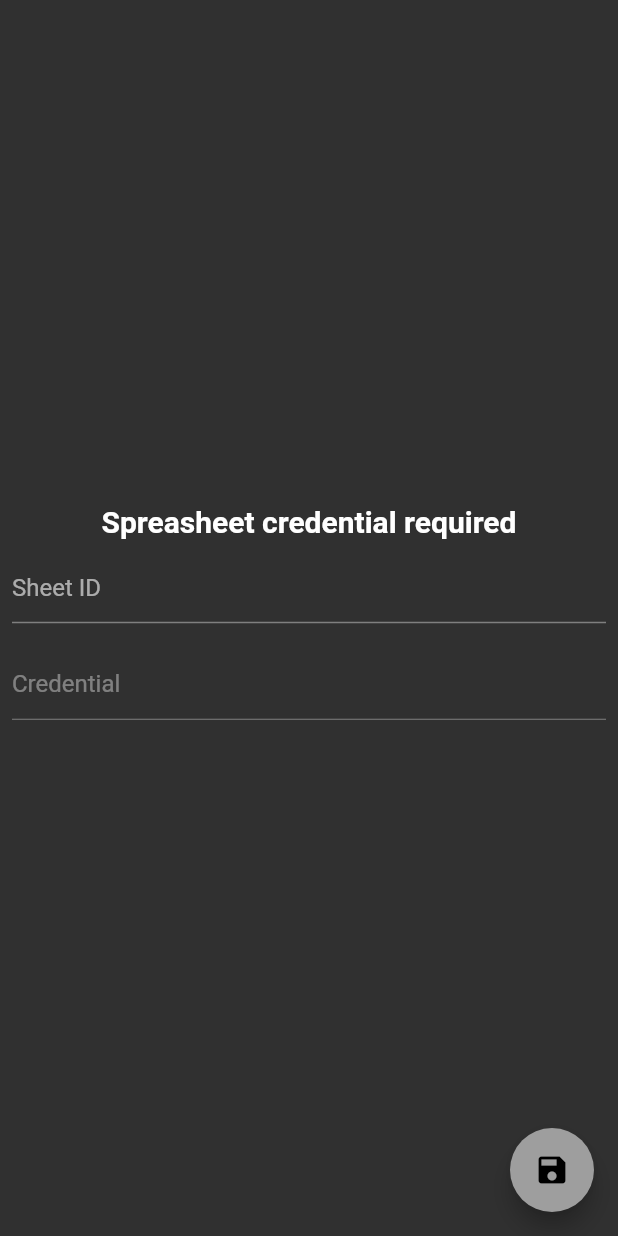
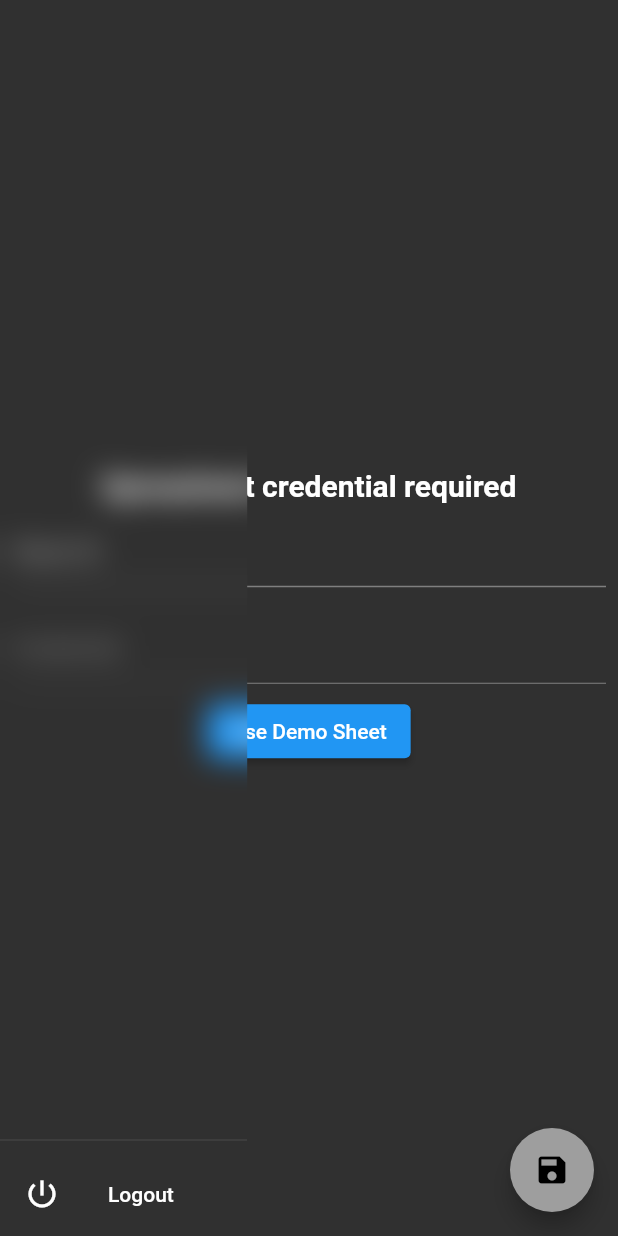
Before and after one commit to Kanna727/PnB, a Flutter app: the screen it shows after launch, with the side drawer open (before the commit the screen has no drawer), on a phone screen of 412 x 824 dp. Run offline on Flutter 3.47's test engine with Material 2 defaults, Android fonts, the phone set to English and light mode, and no system bars; our stand-ins replace currency_text_input_formatter, flutter_secure_storage, googleapis_auth, local_auth; missing offline and left inert: googleapis.

Commit message:
Added support for dummy sheet

```diff
--- a/lib/constants.dart
+++ b/lib/constants.dart
@@ -2,6 +2,8 @@ import 'package:intl/intl.dart';
 
 const CREDENTIALS_KEY = '_ck';
 const SHEET_ID_KEY = '_sid';
+
+const DEMO_SHEET_ID = '1EVXhh0ohA-nBv3KyeMkFssTEf0BSVG3S4yjKHVmmLaY';
 
 class WORKSHEET_TITLES {
   static const ASSET_MANAGEMENT = "Asset Management";
--- a/lib/main.dart
+++ b/lib/main.dart
@@ -1,3 +1,5 @@
+import 'dart:convert';
+
 import 'package:flutter/material.dart';
 import 'package:flutter/services.dart';
 
@@ -5,6 +7,7 @@ import 'package:portfolio_n_budget/api/gsheets.dart';
 import 'package:portfolio_n_budget/constants.dart';
 import 'package:portfolio_n_budget/utils/credentials_secure_storage.dart';
 import 'package:portfolio_n_budget/api/localAuth.dart';
+import 'package:portfolio_n_budget/widgets/frostedDrawer.dart';
 
 import 'pages/balances/overview.dart';
 
@@ -27,6 +30,22 @@ class MyApp extends StatelessWidget {
   }
 }
 
+Route routes(RouteSettings settings) {
+  if (settings.name == '/login') {
+    return MaterialPageRoute(
+      builder: (context) {
+        return MyHomePage();
+      },
+    );
+  } else {
+    return MaterialPageRoute(
+      builder: (context) {
+        return MyHomePage();
+      },
+    );
+  }
+}
+
 class MyHomePage extends StatefulWidget {
   MyHomePage({Key? key}) : super(key: key);
 
@@ -35,6 +54,7 @@ class MyHomePage extends StatefulWidget {
 }
 
 class _MyHomePageState extends State<MyHomePage> {
+  GlobalKey<ScaffoldState> scaffoldKey = new GlobalKey();
   bool checkingCredentials = true;
   bool awaitingCredentials = false;
   var _pageController = PageController();
@@ -58,11 +78,12 @@ class _MyHomePageState extends State<MyHomePage> {
 
     if (credentials == null) {
       setState(() {
+        checkingCredentials = true;
         awaitingCredentials = true;
       });
     } else {
       final isAuthenticated = await LocalAuthApi.authenticate();
-      if(isAuthenticated) {
+      if (isAuthenticated) {
         setState(() {
           checkingCredentials = false;
         });
@@ -70,9 +91,43 @@ class _MyHomePageState extends State<MyHomePage> {
     }
   }
 
+  Future<void> _setCredentials({credentials, sheetID}) async {
+    try {
+      setState(() {
+        awaitingCredentials = false;
+      });
+      final gsheets = GSheets(credentials ?? _credentialsController.text);
+      var spreadsheet =
+          await gsheets.spreadsheet(sheetID ?? _sheetIDController.text);
+
+      spreadsheet.worksheetByTitle(WORKSHEET_TITLES.ASSET_MANAGEMENT);
+      await CredentialsSecureStorage.setCredentials(
+          credentials ?? _credentialsController.text);
+      await CredentialsSecureStorage.setSheetID(
+          sheetID ?? _sheetIDController.text);
+      setState(() {
+        checkingCredentials = false;
+      });
+    } catch (err) {
+      setState(() {
+        awaitingCredentials = true;
+      });
+      showDialog(
+        context: context,
+        builder: (context) {
+          return AlertDialog(
+            content: Text("Incorrect credentials"),
+          );
+        },
+      );
+    }
+  }
+
   @override
   Widget build(BuildContext context) {
     return Scaffold(
+        key: scaffoldKey,
+        drawerScrimColor: Colors.transparent,
         body: checkingCredentials == true
             ? Center(
                 child: !awaitingCredentials
@@ -111,11 +166,21 @@ class _MyHomePageState extends State<MyHomePage> {
                               onSubmitted: (_) =>
                                   FocusScope.of(context).unfocus(),
                             ),
-                          )
+                          ),
+                          ElevatedButton(
+                              onPressed: () async {
+                                String credentials =
+                                    await DefaultAssetBundle.of(context)
+                                        .loadString(
+                                            "assets/dummy_credentials.json");
+                                await _setCredentials(
+                                    credentials: credentials, sheetID: DEMO_SHEET_ID);
+                              },
+                              child: Text('Use Demo Sheet'))
                         ],
                       ),
               )
-            : BalancesOverview(),
+            : BalancesOverview(scaffoldKey: scaffoldKey),
         floatingActionButton: Visibility(
             visible: awaitingCredentials,
             child: FloatingActionButton(
@@ -124,39 +189,37 @@ class _MyHomePageState extends State<MyHomePage> {
               onPressed: _credentialsController.text == ""
                   ? null
                   : () async {
-                      try {
-                        setState(() {
-                          awaitingCredentials = false;
-                        });
-                        final gsheets = GSheets(_credentialsController.text);
-                        var spreadsheet =
-                            await gsheets.spreadsheet(_sheetIDController.text);
-
-                        spreadsheet.worksheetByTitle(
-                            WORKSHEET_TITLES.ASSET_MANAGEMENT);
-                        await CredentialsSecureStorage.setCredentials(
-                            _credentialsController.text);
-                        await CredentialsSecureStorage.setSheetID(
-                            _sheetIDController.text);
-                        setState(() {
-                          checkingCredentials = false;
-                        });
-                      } catch (err) {
-                        setState(() {
-                          awaitingCredentials = true;
-                        });
-                        showDialog(
-                          context: context,
-                          builder: (context) {
-                            return AlertDialog(
-                              content: Text("Incorrect credentials"),
-                            );
-                          },
-                        );
-                      }
+                      await _setCredentials();
                     },
               tooltip: 'Show me the value!',
               child: const Icon(Icons.save),
-            )));
+            )),
+        drawer: FrostedDrawer(
+          child: Column(
+            children: <Widget>[
+              Expanded(
+                child: Container(),
+              ),
+              Container(
+                  child: Align(
+                      alignment: FractionalOffset.bottomCenter,
+                      child: Container(
+                          child: Column(
+                        children: <Widget>[
+                          Divider(),
+                          ListTile(
+                            leading: Icon(Icons.power_settings_new),
+                            title: Text('Logout'),
+                            onTap: () async {
+                              await CredentialsSecureStorage.deleteAll();
+                              _getCredentials();
+                              Navigator.pop(context);
+                            },
+                          ),
+                        ],
+                      ))))
+            ],
+          ),
+        ));
   }
 }
--- a/lib/utils/credentials_secure_storage.dart
+++ b/lib/utils/credentials_secure_storage.dart
@@ -10,9 +10,13 @@ class CredentialsSecureStorage {
   static Future<String?> getCredentials() async =>
       await _storage.read(key: CREDENTIALS_KEY);
 
+
   static Future setSheetID(String sheetID) async =>
       await _storage.write(key: SHEET_ID_KEY, value: sheetID);
 
   static Future<String?> getSheetID() async =>
       await _storage.read(key: SHEET_ID_KEY);
+
+  static Future<void> deleteAll() async =>
+      await _storage.deleteAll();
 }
--- a/lib/widgets/frostedAppBar.dart
+++ b/lib/widgets/frostedAppBar.dart
@@ -6,7 +6,6 @@ import 'package:portfolio_n_budget/constants.dart';
 import 'package:portfolio_n_budget/widgets/searchWidget.dart';
 
 class FrostedAppBar extends StatefulWidget {
-  //
   double? height;
   Widget? leading;
   List<Widget>? actions;
--- /dev/null
+++ b/lib/widgets/frostedDrawer.dart
@@ -0,0 +1,39 @@
+import 'dart:ui';
+
+import 'package:flutter/material.dart';
+
+class FrostedDrawer extends StatelessWidget {
+  double? width;
+  Widget? child;
+  FrostedDrawer({
+    this.width,
+    required this.child,
+    Key? key,
+  }) : super(key: key);
+
+  @override
+  Widget build(BuildContext context) {
+    return SizedBox(
+      width: this.width ?? MediaQuery.of(context).size.width * 0.4,
+      child: Theme(
+        data: Theme.of(context).copyWith(
+          canvasColor: Colors.transparent,
+        ),
+        child: Drawer(
+          elevation: 0,
+          child: ClipPath(
+            child: Stack(
+              children: [
+                BackdropFilter(
+                  filter: ImageFilter.blur(sigmaX: 10.0, sigmaY: 10.0),
+                  child: Container(),
+                ),
+                this.child!,
+              ],
+            ),
+          ),
+        ),
+      ),
+    );
+  }
+}
--- a/pubspec.yaml
+++ b/pubspec.yaml
@@ -56,6 +56,7 @@ flutter:
   #   - images/a_dot_ham.jpeg
   assets:
     - assets/img/
+    - assets/dummy_credentials.json
 
   # An image asset can refer to one or more resolution-specific "variants", see
   # https://flutter.dev/assets-and-images/#resolution-aware.
```
Also changed, not shown: lib/pages/balances/overview.dart (+9 -2 lines), 2 other files.
